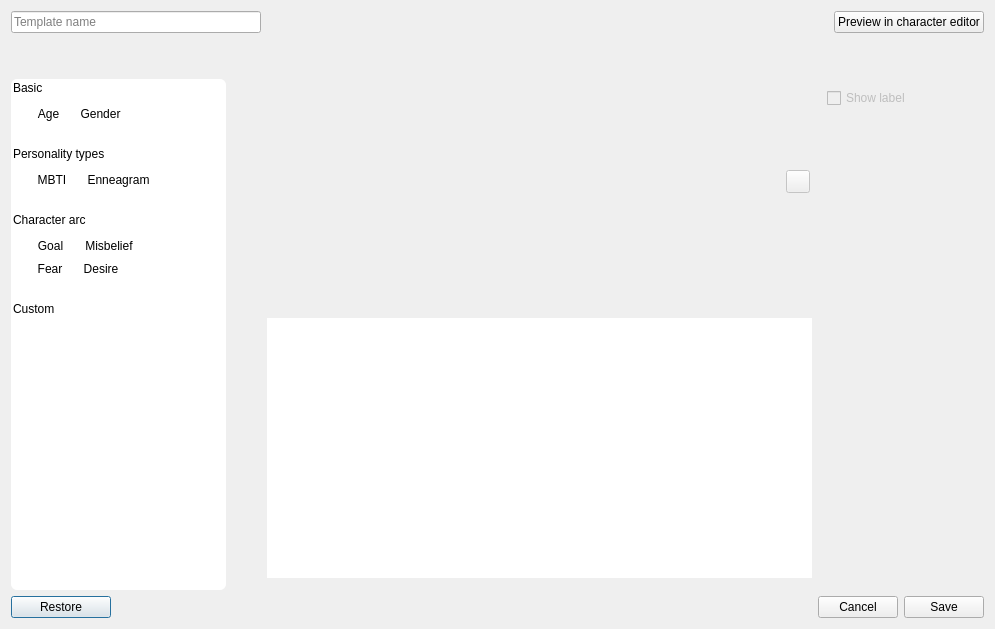
Old version of the form ui/character_profile_editor_dialog.ui in the repository zkovari/plotlyst.
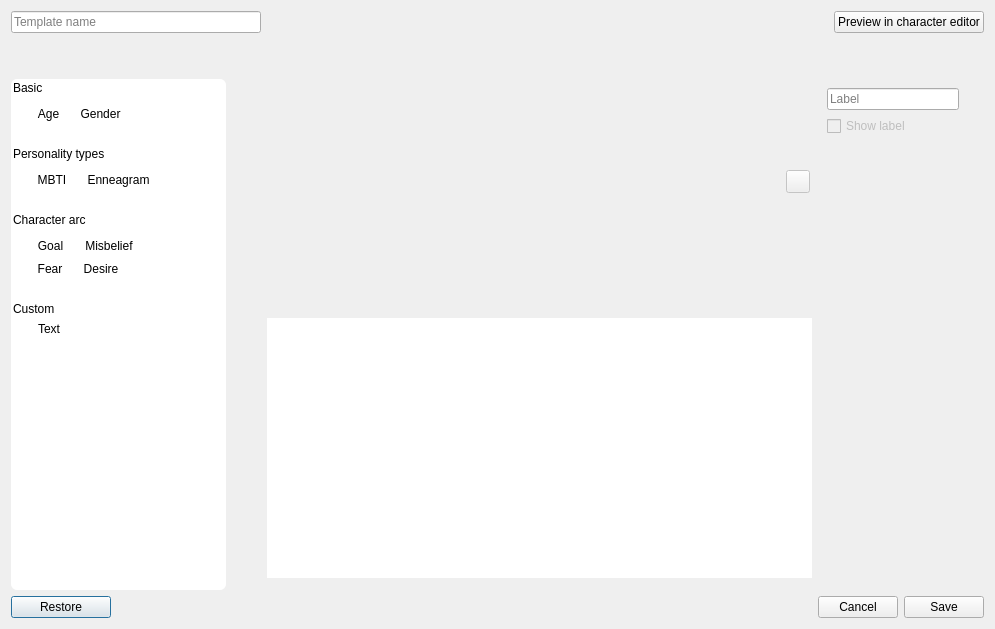
New version of the form.

Commit message: Add custom textfield

What changed in the file:
```diff
--- a/ui/character_profile_editor_dialog.ui
+++ b/ui/character_profile_editor_dialog.ui
@@ -479,6 +479,61 @@
           </property>
          </widget>
         </item>
+        <item>
+         <layout class="QHBoxLayout" name="horizontalLayout_9">
+          <property name="spacing">
+           <number>12</number>
+          </property>
+          <item>
+           <spacer name="horizontalSpacer_20">
+            <property name="orientation">
+             <enum>Qt::Horizontal</enum>
+            </property>
+            <property name="sizeType">
+             <enum>QSizePolicy::Preferred</enum>
+            </property>
+            <property name="sizeHint" stdset="0">
+             <size>
+              <width>20</width>
+              <height>20</height>
+             </size>
+            </property>
+           </spacer>
+          </item>
+          <item>
+           <widget class="QToolButton" name="btnCustomText">
+            <property name="cursor">
+             <cursorShape>OpenHandCursor</cursorShape>
+            </property>
+            <property name="text">
+             <string>Text</string>
+            </property>
+            <property name="iconSize">
+             <size>
+              <width>24</width>
+              <height>24</height>
+             </size>
+            </property>
+            <property name="toolButtonStyle">
+             <enum>Qt::ToolButtonTextUnderIcon</enum>
+            </property>
+           </widget>
+          </item>
+          <item>
+           <spacer name="horizontalSpacer_21">
+            <property name="orientation">
+             <enum>Qt::Horizontal</enum>
+            </property>
+            <property name="sizeHint" stdset="0">
+             <size>
+              <width>40</width>
+              <height>20</height>
+             </size>
+            </property>
+           </spacer>
+          </item>
+         </layout>
+        </item>
         <item>
          <widget class="Line" name="line_4">
           <property name="orientation">
@@ -704,7 +759,26 @@
      </item>
      <item>
       <widget class="QWidget" name="wdgFieldProperties" native="true">
+       <property name="maximumSize">
+        <size>
+         <width>150</width>
+         <height>16777215</height>
+        </size>
+       </property>
        <layout class="QVBoxLayout" name="verticalLayout_4">
+        <item>
+         <widget class="QLineEdit" name="lineLabel">
+          <property name="maximumSize">
+           <size>
+            <width>150</width>
+            <height>16777215</height>
+           </size>
+          </property>
+          <property name="placeholderText">
+           <string>Label</string>
+          </property>
+         </widget>
+        </item>
         <item>
          <widget class="QCheckBox" name="cbShowLabel">
           <property name="enabled">
```
The commit also changes 2 other files.
